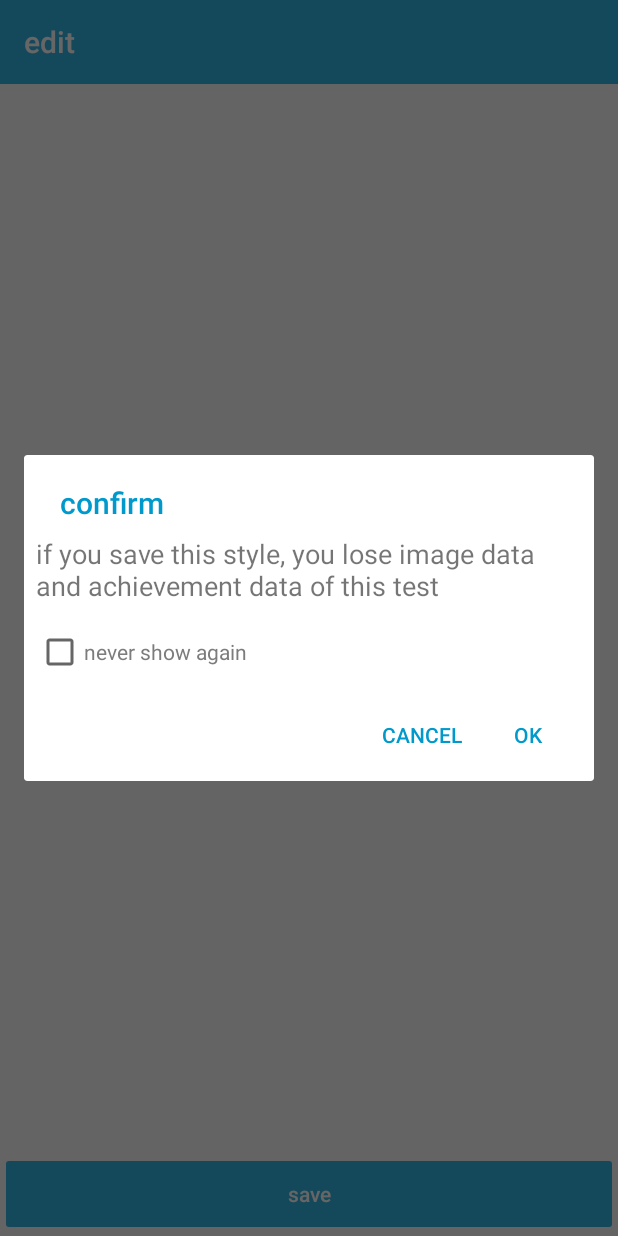
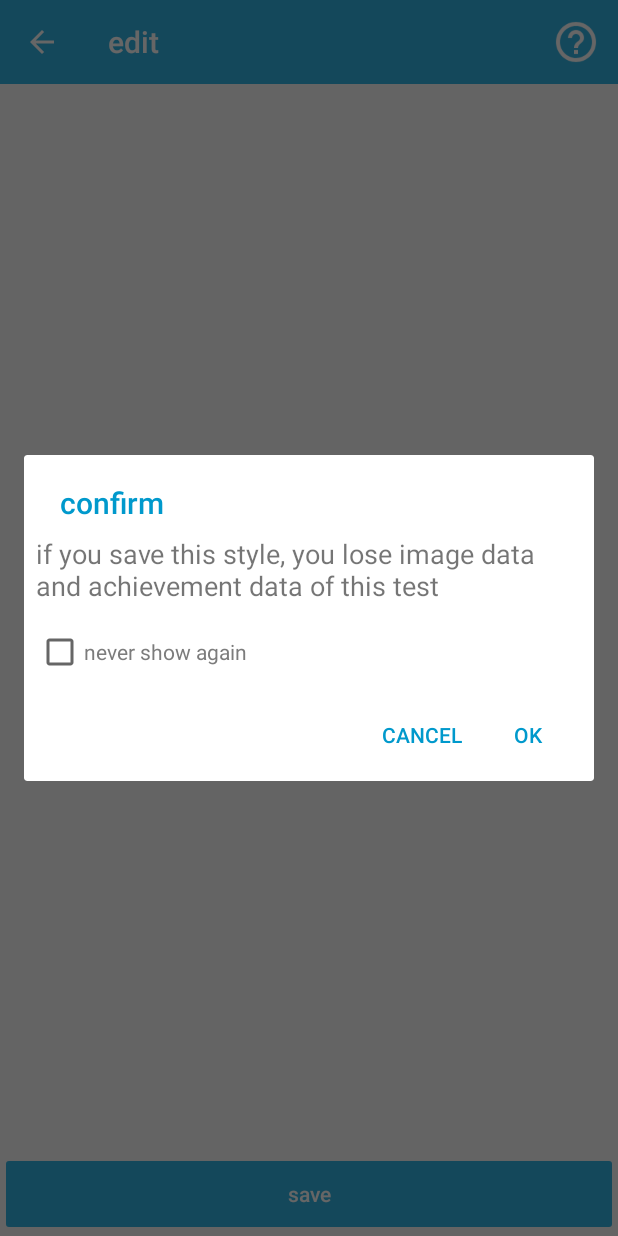
Before and after one commit to ymdkit/TestMaker-Android, an Android app: the EditProActivity screen opened directly, with no data from a screen before it, after a tap on "save", on a phone screen of 412 x 824 dp. Run offline under Robolectric (Android 15) with nearby library versions, the phone set to English and light mode, and no system bars; our stand-ins replace AdMob, data binding; libraries missing offline, so code that uses them is left out: jp.studyplus.android; 3 statements that could not run were skipped.

Commit message:
Toolbar スタイル適用

```diff
--- a/app/src/main/java/jp/gr/java_conf/foobar/testmaker/service/view/edit/EditProActivity.kt
+++ b/app/src/main/java/jp/gr/java_conf/foobar/testmaker/service/view/edit/EditProActivity.kt
@@ -30,12 +30,10 @@
         super.onCreate(savedInstanceState)
         setContentView(R.layout.activity_edit_pro)
 
-        setSupportActionBar(pro_toolbar)
-
-        supportActionBar?.setDisplayHomeAsUpEnabled(true)
-
         val binding = DataBindingUtil.setContentView<ActivityEditProBinding>(this, R.layout.activity_edit_pro)
         createAd(binding.adView)
+
+        initToolBar()
 
         button_save.setOnClickListener {
 
--- a/app/src/main/java/jp/gr/java_conf/foobar/testmaker/service/view/move/MoveQuestionsActivity.kt
+++ b/app/src/main/java/jp/gr/java_conf/foobar/testmaker/service/view/move/MoveQuestionsActivity.kt
@@ -27,10 +27,10 @@
         super.onCreate(savedInstanceState)
         setContentView(R.layout.activity_move_questions)
 
-        initToolBar()
-
         val binding = DataBindingUtil.setContentView<ActivityMoveQuestionsBinding>(this, R.layout.activity_move_questions)
         createAd(binding.adView)
+
+        initToolBar()
 
         val tests = viewModel.getTests()
 
--- a/app/src/main/res/layout/activity_edit_pro.xml
+++ b/app/src/main/res/layout/activity_edit_pro.xml
@@ -10,15 +10,13 @@
 
 
         <androidx.appcompat.widget.Toolbar
-            android:id="@+id/pro_toolbar"
-            android:layout_width="match_parent"
-            android:layout_height="wrap_content"
-            android:background="?attr/colorPrimary"
-            android:minHeight="?attr/actionBarSize"
-            app:layout_constraintTop_toTopOf="parent"
-            app:popupTheme="@style/Theme.AppCompat.Light"
-            app:theme="@style/ThemeOverlay.AppCompat.Dark.ActionBar"
-            app:title="@string/title_activity_edit" />
+                android:id="@+id/toolbar"
+                style="@style/Toolbar"
+                android:layout_width="match_parent"
+                android:theme="@style/ThemeOverlay.AppCompat.Dark.ActionBar"
+                app:popupTheme="@style/Theme.AppCompat.DayNight"
+                app:layout_constraintTop_toTopOf="parent"
+                app:title="@string/title_activity_edit" />
 
         <EditText
             android:id="@+id/edit_test"
@@ -30,7 +28,7 @@
             android:gravity="start|top"
             android:inputType="textMultiLine"
             app:layout_constraintBottom_toTopOf="@id/button_save"
-            app:layout_constraintTop_toBottomOf="@id/pro_toolbar" />
+            app:layout_constraintTop_toBottomOf="@id/toolbar" />
 
         <Button
             android:id="@+id/button_save"
--- a/app/src/main/res/values/styles.xml
+++ b/app/src/main/res/values/styles.xml
@@ -77,6 +77,11 @@
         <item name="cardUseCompatPadding">true</item>
     </style>
 
+    <style name="Toolbar" parent="ThemeOverlay.AppCompat.Dark.ActionBar">
+        <item name="android:background">@color/colorPrimary</item>
+        <item name="android:layout_height">?attr/actionBarSize</item>
+    </style>
+
     <style name="MySwitchStyle" parent="Theme.AppCompat.DayNight.NoActionBar">
         <item name="colorControlActivated">@color/colorPrimary</item>
     </style>
```
Also changed, not shown: app/src/main/res/layout/activity_categorized.xml (+7 -10 lines), app/src/main/res/layout/activity_edit.xml (+7 -9 lines), app/src/main/res/layout/activity_main.xml (+3 -5 lines), app/src/main/res/layout/activity_move_questions.xml (+7 -10 lines), app/src/main/res/layout/activity_my_page.xml (+7 -9 lines), app/src/main/res/layout/activity_online_main.xml (+7 -10 lines), app/src/main/res/layout/activity_play.xml (+7 -9 lines), app/src/main/res/layout/activity_result.xml (+7 -9 lines), app/src/main/res/layout/activity_settings.xml (+9 -12 lines).
